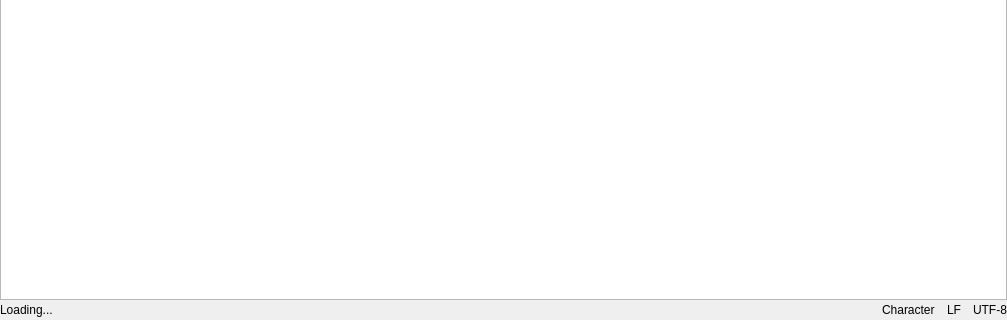
Above: ui/PlainTextEditor.ui from saturneric/GpgFrontend before the change; both pictures show x 0 to 1007 and y 381 to 701 of the 1007 by 701 pixel window. Below: the same form after it.
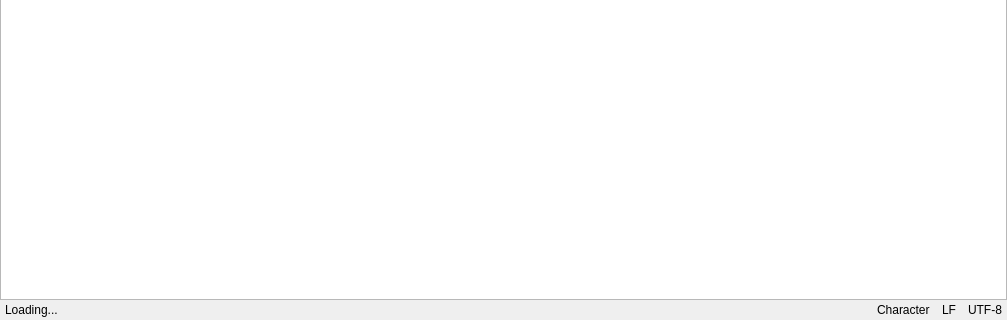
That is the form after the change.

```diff
--- a/ui/PlainTextEditor.ui
+++ b/ui/PlainTextEditor.ui
@@ -39,6 +39,12 @@
        <property name="spacing">
         <number>12</number>
        </property>
+       <property name="leftMargin">
+        <number>5</number>
+       </property>
+       <property name="rightMargin">
+        <number>5</number>
+       </property>
        <item>
         <widget class="QLabel" name="loadingLabel">
          <property name="text">
```
Left out of the diff: 2 changed lines with no effect on the pictures.
